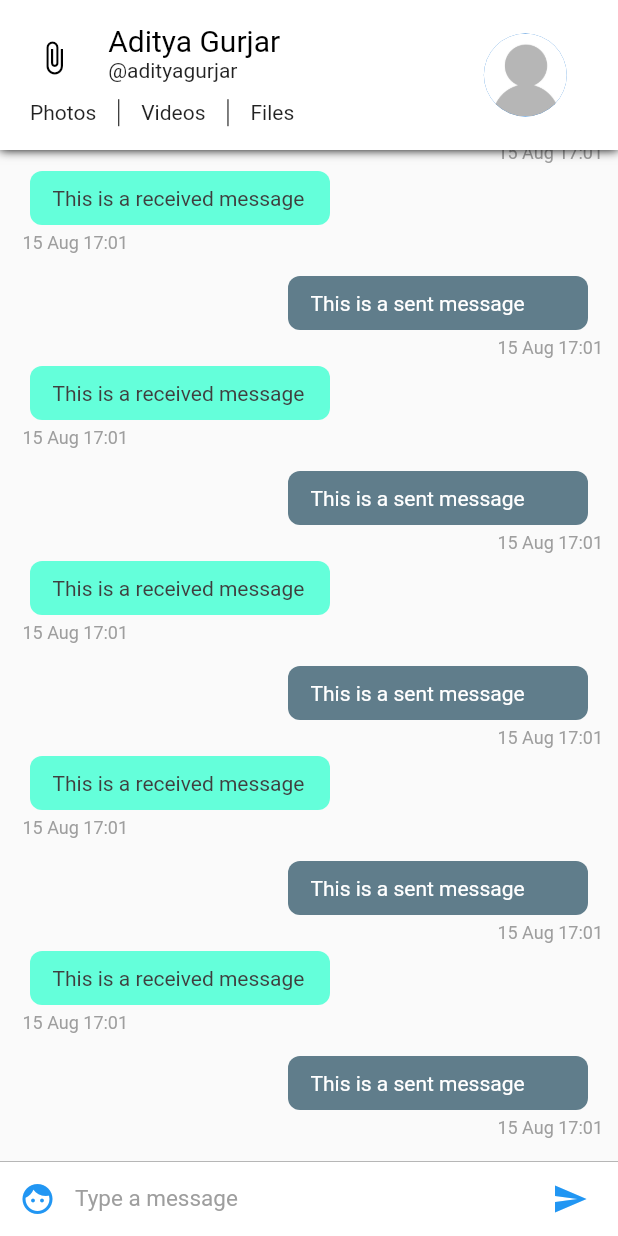
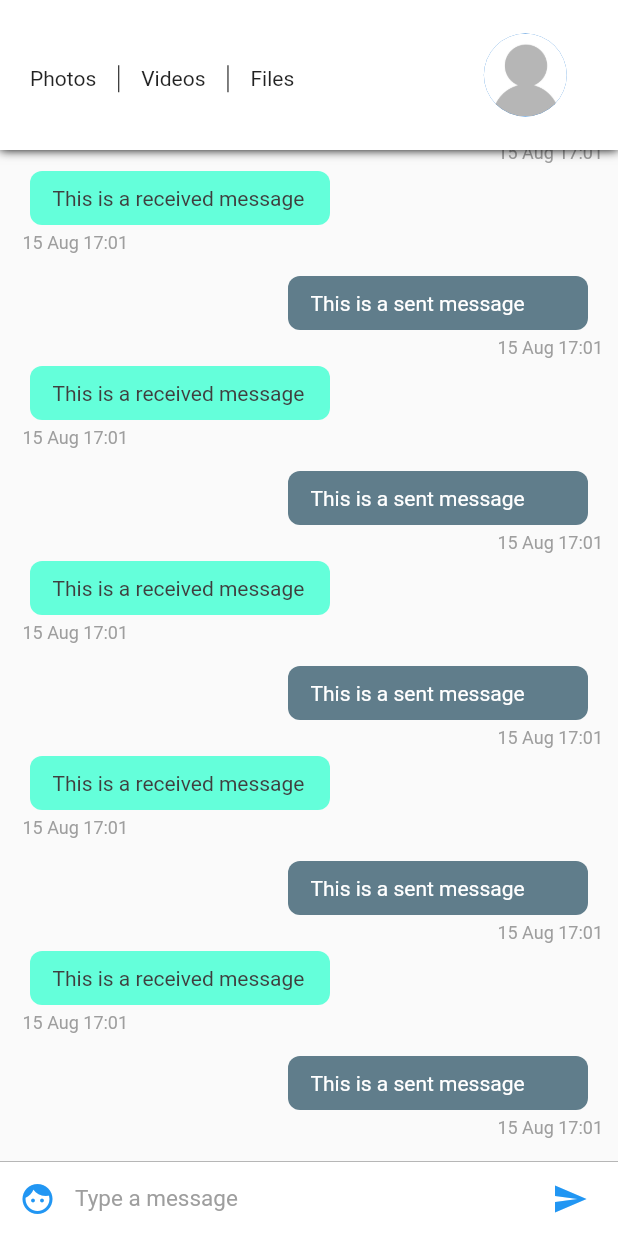
Before and after one commit to Wallruzz9114/kento, a Flutter app: the screen it shows after launch, on a phone screen of 412 x 824 dp. Run offline on Flutter 3.47's test engine with Material 2 defaults, Android fonts, the phone set to English and light mode, and no system bars.

Commit message:
Attempted to fix tests #2

```diff
--- a/lib/src/components/chat_app_bar.dart
+++ b/lib/src/components/chat_app_bar.dart
@@ -6,9 +6,6 @@ class ChatAppBar extends StatelessWidget implements PreferredSizeWidget {
   final double height = 100;
   @override
   Widget build(BuildContext context) {
-    final TextStyle textHeading = TextStyle(
-        color: Palette.primaryTextColor,
-        fontSize: 20); // Text style for the name
     final TextStyle textStyle = TextStyle(
         color: Palette.secondaryTextColor); // Text style for everything else
     final double width =
@@ -33,35 +30,6 @@ class ChatAppBar extends StatelessWidget implements PreferredSizeWidget {
                           child: Column(
                         mainAxisSize: MainAxisSize.min,
                         children: <Widget>[
-                          Container(
-                              height: 70 - (width * .06),
-                              child: Row(
-                                crossAxisAlignment: CrossAxisAlignment.start,
-                                children: <Widget>[
-                                  Expanded(
-                                      flex: 2,
-                                      child: Center(
-                                          child: Icon(
-                                        Icons.attach_file,
-                                        color: Palette.secondaryColor,
-                                      ))),
-                                  Expanded(
-                                      flex: 6,
-                                      child: Column(
-                                        crossAxisAlignment:
-                                            CrossAxisAlignment.start,
-                                        mainAxisAlignment:
-                                            MainAxisAlignment.center,
-                                        mainAxisSize: MainAxisSize.min,
-                                        children: <Widget>[
-                                          Text('Aditya Gurjar',
-                                              style: textHeading),
-                                          Text('@adityagurjar',
-                                              style: textStyle)
-                                        ],
-                                      )),
-                                ],
-                              )),
                           //second row containing the buttons for media
                           Container(
                               height: 23,
```
